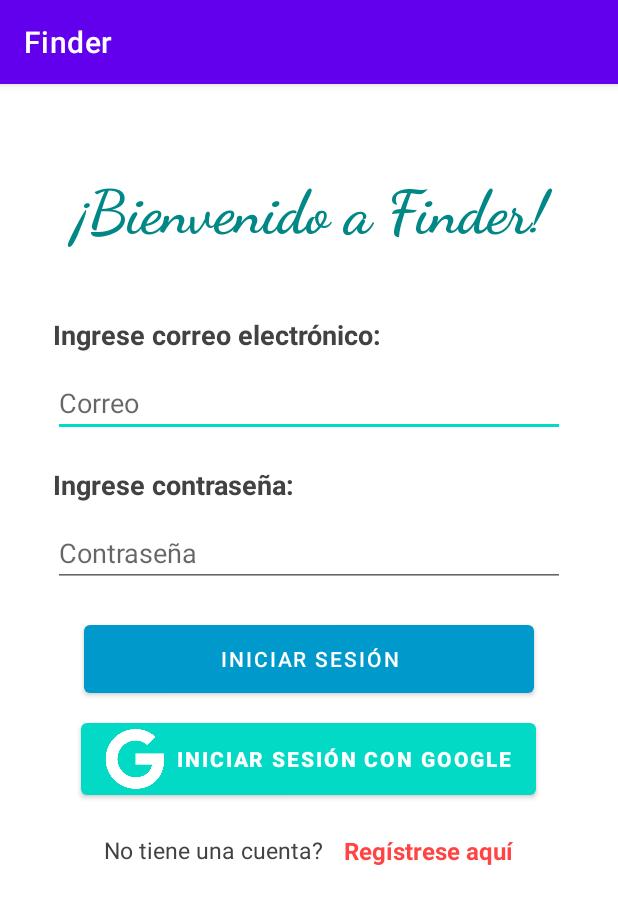
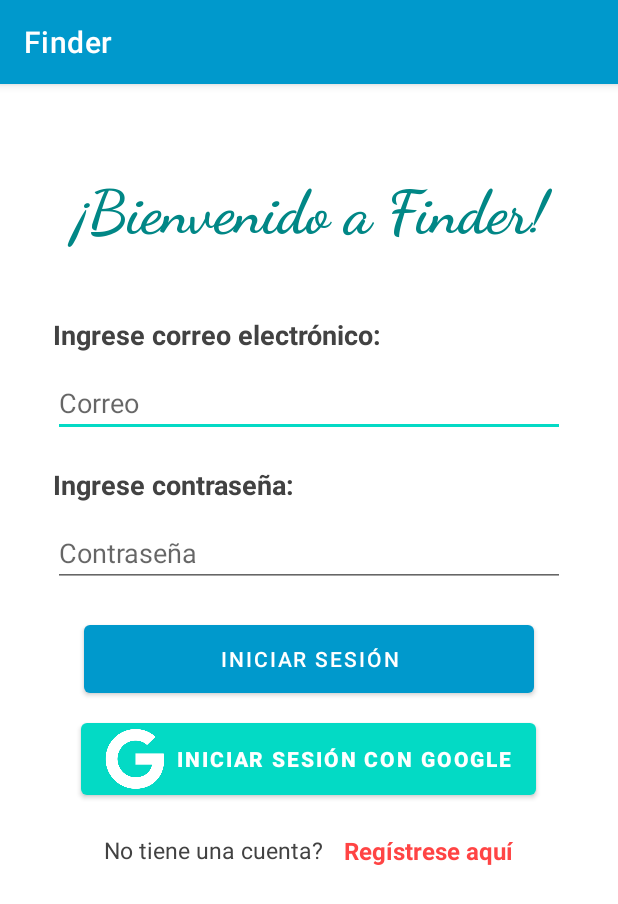
Before and after one commit to amst-fiec/2T2020-Rastreo-de-mochila-v3.0, an Android app: the screen it shows after launch (MainActivity), on a phone screen of 412 x 824 dp. Shown: the top 904 px of the screen. Run offline under Robolectric (Android 15) with nearby library versions, the phone set to English and light mode, and no system bars; our stand-ins replace Firebase (no records; nobody signed in at launch, a user with empty details on screens opened directly); Roboto replaces fonts that are not available here.

Commit message:
Cambio de color del action bar

```diff
--- a/app/src/main/res/values/themes.xml
+++ b/app/src/main/res/values/themes.xml
@@ -2,7 +2,7 @@
     <!-- Base application theme. -->
     <style name="Theme.Finder" parent="Theme.MaterialComponents.DayNight.DarkActionBar">
         <!-- Primary brand color. -->
-        <item name="colorPrimary">@color/purple_500</item>
+        <item name="colorPrimary">@android:color/holo_blue_dark</item>
         <item name="colorPrimaryVariant">@color/purple_700</item>
         <item name="colorOnPrimary">@color/white</item>
         <!-- Secondary brand color. -->
```
